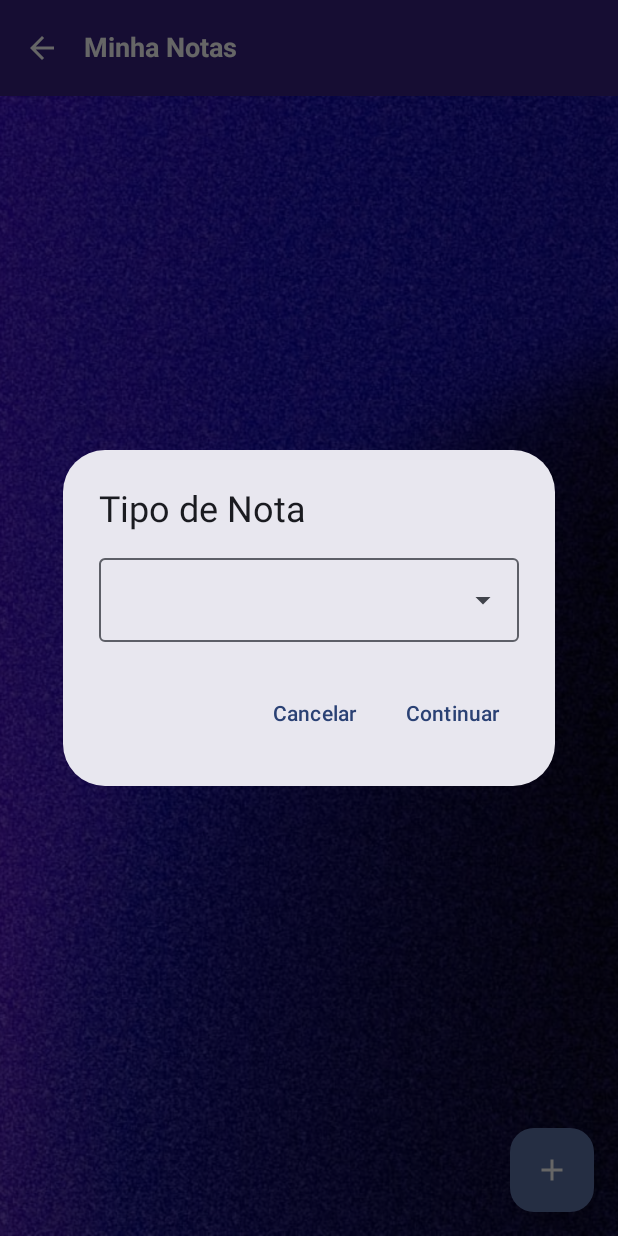
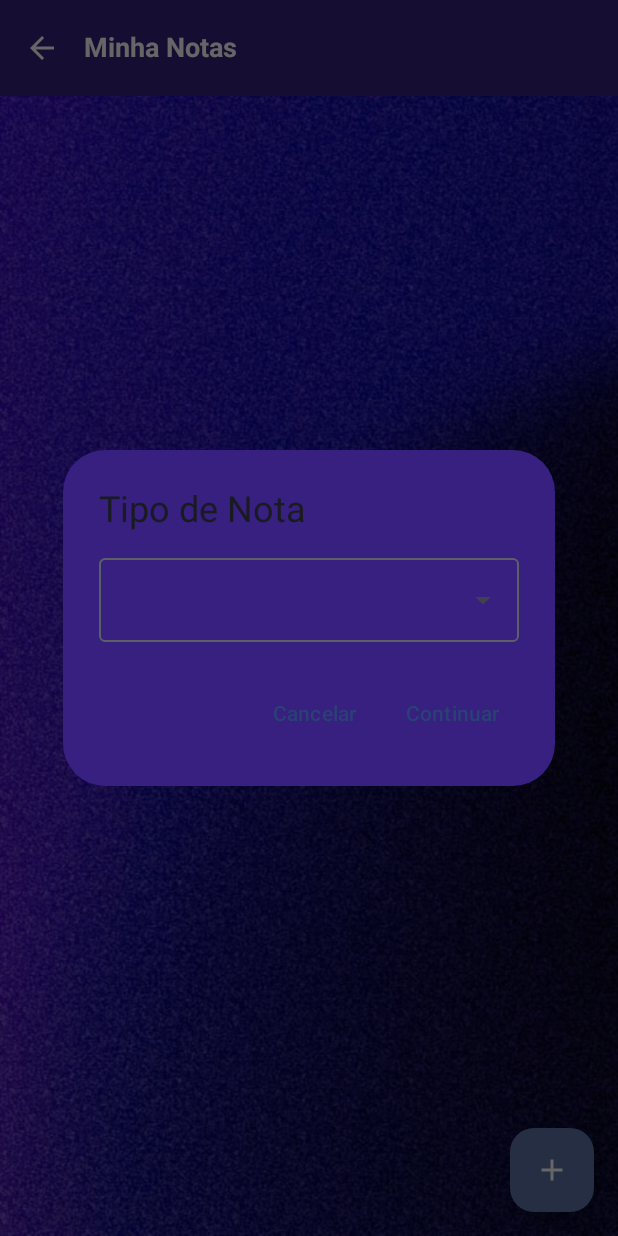
Before and after one commit to bersoncrios/Brainize, an Android app built with Jetpack Compose: the composable NotesScreen called with empty values, after a tap on "Nova Nota", on a phone screen of 412 x 824 dp. Run offline under Robolectric (Android 15) with nearby library versions, the phone set to English and light mode, and no system bars; our stand-ins replace Firebase (no records; nobody signed in at launch, a user with empty details on screens opened directly).

Commit message:
mostrando cada notas para cada pessoa

```diff
--- a/app/src/main/java/br/com/brainize/components/AlertsDialog.kt
+++ b/app/src/main/java/br/com/brainize/components/AlertsDialog.kt
@@ -11,6 +11,7 @@ import androidx.compose.material3.ExperimentalMaterial3Api
 import androidx.compose.material3.ExposedDropdownMenuBox
 import androidx.compose.material3.ExposedDropdownMenuDefaults
 import androidx.compose.material3.OutlinedTextField
+import androidx.compose.material3.Shapes
 import androidx.compose.material3.Text
 import androidx.compose.material3.TextButton
 import androidx.compose.runtime.Composable
@@ -18,6 +19,8 @@ import androidx.compose.runtime.MutableState
 import androidx.compose.runtime.mutableStateOf
 import androidx.compose.runtime.remember
 import androidx.compose.ui.Modifier
+import androidx.compose.ui.graphics.Color
+import androidx.compose.ui.graphics.Shape
 import androidx.compose.ui.res.stringResource
 import androidx.compose.ui.unit.dp
 import br.com.brainize.R
@@ -37,10 +40,15 @@ fun DialogNoteType(
 ){
     AlertDialog(
         onDismissRequest = { openTypeDialog.value = false },
-        title = { Text("Tipo de Nota") },
+        title = { Text(stringResource(R.string.note_type_title_alert)) },
+        containerColor = Color(0xFF372080),
+        tonalElevation = 18.dp,
         text = {
             Column {
-                val options = listOf("Lembrete", "Tarefa")
+                val options = listOf(
+                    "Lembrete",
+                    "Tarefa"
+                )
                 val expanded = remember { mutableStateOf(false) }
                 ExposedDropdownMenuBox(
                     expanded = expanded.value,
@@ -55,10 +63,11 @@ fun DialogNoteType(
                     )
                     ExposedDropdownMenu(expanded = expanded.value, onDismissRequest = { expanded.value = false }) {
                         options.forEach { option ->
-                            DropdownMenuItem(text = { Text(text = option) }, onClick = {
-                                newNoteType.value = option
-                                expanded.value = false
-                            })
+                            DropdownMenuItem(text = { Text(text = option) },
+                                onClick = {
+                                    newNoteType.value = option
+                                    expanded.value = false
+                                })
                         }
                     }
                 }
@@ -69,12 +78,12 @@ fun DialogNoteType(
                 openTypeDialog.value = false
                 openDialog.value = true
             }) {
-                Text("Continuar")
+                Text(stringResource(id = R.string.continue_label))
             }
         },
         dismissButton = {
             TextButton(onClick = { openTypeDialog.value = false }) {
-                Text("Cancelar")
+                Text(stringResource(id = R.string.cancel_label))
             }
         }
     )
@@ -94,6 +103,8 @@ fun DialogNewNote(
     AlertDialog(
         onDismissRequest = { openDialog.value = false },
         title = { Text(stringResource(R.string.dialog_new_anotation_title)) },
+        containerColor = Color(0xFF372080),
+        tonalElevation = 18.dp,
         text = {
             Column {
                 OutlinedTextField(
--- a/app/src/main/java/br/com/brainize/components/Bars.kt
+++ b/app/src/main/java/br/com/brainize/components/Bars.kt
@@ -10,8 +10,10 @@ import androidx.compose.material3.TopAppBar
 import androidx.compose.material3.TopAppBarDefaults
 import androidx.compose.runtime.Composable
 import androidx.compose.ui.graphics.Color
+import androidx.compose.ui.res.stringResource
 import androidx.compose.ui.text.font.FontWeight
 import androidx.compose.ui.unit.sp
+import br.com.brainize.R
 
 @OptIn(ExperimentalMaterial3Api::class)
 @Composable
@@ -31,7 +33,7 @@ fun BrainizerTopAppBar(
             IconButton(onClick = onBackClick) {
                 Icon(
                     imageVector = Icons.Default.ArrowBack,
-                    contentDescription = "Voltar",
+                    contentDescription = stringResource(R.string.back_label),
                     tint = Color.White
                 )
             }
--- a/app/src/main/java/br/com/brainize/screens/notes/NotesScreen.kt
+++ b/app/src/main/java/br/com/brainize/screens/notes/NotesScreen.kt
@@ -1,7 +1,5 @@
 package br.com.brainize.screens.notes
 
-import android.app.DatePickerDialog
-import android.app.TimePickerDialog
 import androidx.compose.foundation.layout.Arrangement
 import androidx.compose.foundation.layout.Column
 import androidx.compose.foundation.layout.fillMaxSize
@@ -10,17 +8,10 @@ import androidx.compose.foundation.lazy.LazyColumn
 import androidx.compose.foundation.lazy.items
 import androidx.compose.material.icons.Icons
 import androidx.compose.material.icons.filled.Add
-import androidx.compose.material3.AlertDialog
-import androidx.compose.material3.DropdownMenuItem
 import androidx.compose.material3.ExperimentalMaterial3Api
-import androidx.compose.material3.ExposedDropdownMenuBox
-import androidx.compose.material3.ExposedDropdownMenuDefaults
 import androidx.compose.material3.FloatingActionButton
 import androidx.compose.material3.Icon
-import androidx.compose.material3.OutlinedTextField
 import androidx.compose.material3.Scaffold
-import androidx.compose.material3.Text
-import androidx.compose.material3.TextButton
 import androidx.compose.runtime.Composable
 import androidx.compose.runtime.LaunchedEffect
 import androidx.compose.runtime.collectAsState
@@ -43,11 +34,8 @@ import br.com.brainize.components.NoteItem
 import br.com.brainize.navigation.DestinationScreen
 import br.com.brainize.viewmodel.LoginViewModel
 import br.com.brainize.viewmodel.NotesViewModel
-import java.util.Calendar
-import java.util.Locale
 
 @Composable
-@OptIn(ExperimentalMaterial3Api::class)
 fun NotesScreen (
     navController: NavController,
     viewModel: NotesViewModel,
@@ -101,7 +89,7 @@ fun NotesScreen (
             Column(
                 modifier = Modifier
                     .fillMaxSize()
-                    .padding(8.dp),
+                    .padding(16.dp),
                 verticalArrangement = Arrangement.Center,
                 horizontalAlignment = Alignment.CenterHorizontally
             ) {
--- a/app/src/main/java/br/com/brainize/viewmodel/NotesViewModel.kt
+++ b/app/src/main/java/br/com/brainize/viewmodel/NotesViewModel.kt
@@ -25,13 +25,12 @@ class NotesViewModel : ViewModel() {
     private fun getCurrentUser() = auth.currentUser
     fun hasLoggedUser(): Boolean = getCurrentUser() != null
 
-    private val user = getCurrentUser()
-
     init {
         loadNotes()
     }
 
     private suspend fun getNextSequentialId(): Int {
+        val user = auth.currentUser
         if (user != null) {
             val querySnapshot = firestore
                 .collection(USERS_COLLECTION)
@@ -59,6 +58,7 @@ class NotesViewModel : ViewModel() {
         dueTime: String? = null
     ) {
         viewModelScope.launch {
+            val user = auth.currentUser
             if (user != null) {
                 val nextId = getNextSequentialId()
                 val noteId = firestore
@@ -92,10 +92,11 @@ class NotesViewModel : ViewModel() {
 
     fun loadNotes() {
         viewModelScope.launch {
-            if (getCurrentUser() != null) {
+            val user = auth.currentUser
+            if (user != null) {
                 val snapshot = firestore
                         .collection(USERS_COLLECTION)
-                        .document(user!!.uid)
+                        .document(user.uid)
                         .collection(NOTES_COLLECTION)
                         .get()
                         .await()
@@ -109,6 +110,7 @@ class NotesViewModel : ViewModel() {
 
     fun deleteNote(noteId: String) {
         viewModelScope.launch {
+            val user = auth.currentUser
             if (user != null) {
                 firestore.collection(USERS_COLLECTION)
                     .document(user.uid)
--- a/app/src/main/res/values/strings.xml
+++ b/app/src/main/res/values/strings.xml
@@ -18,4 +18,11 @@
     <string name="define_task_hour_label">Até às: %1$s</string>
     <string name="save_label">Salvar</string>
     <string name="cancel_label">Cancelar</string>
+    <string name="drop_note_label">Excluir Nota</string>
+    <string name="label_note_card_task_duedate_duetime">Até: %1$s ás %2$s</string>
+    <string name="note_type_label">Tag: %1$s</string>
+    <string name="note_title_text">#%1$s - %2$s</string>
+    <string name="continue_label">Continuar</string>
+    <string name="note_type_title_alert">Tipo de Nota</string>
+    <string name="back_label">Voltar</string>
 </resources>
```
Also changed, not shown: app/src/main/java/br/com/brainize/components/NoteItem.kt (+34 -9 lines).
